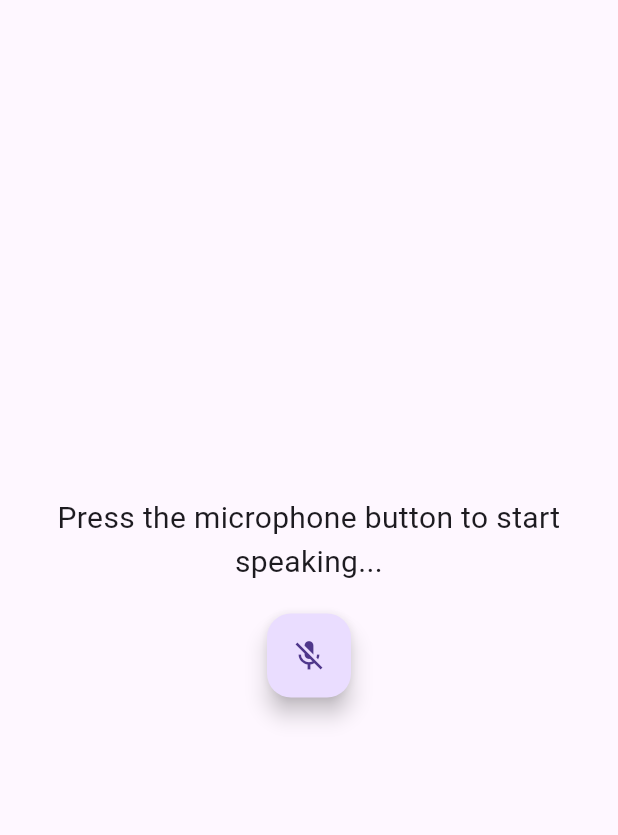
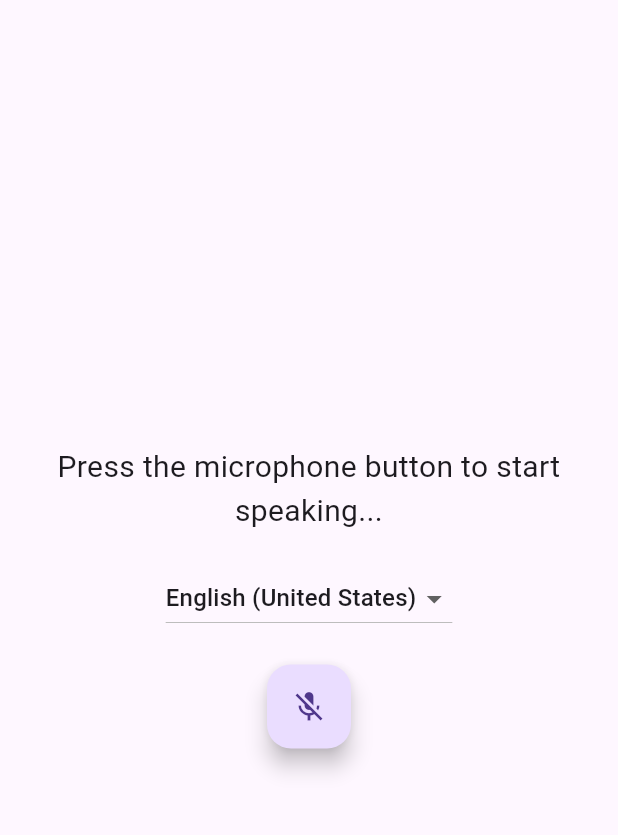
Before and after one commit to chingmanle/flutter-sample, a Flutter app: the screen it shows after launch, after a tap on the "mic off" icon, on a phone screen of 412 x 824 dp, the part 63-898 px from its top. Run offline on Flutter 3.47's test engine with Material 3 defaults, Android fonts, the phone set to English and light mode, and no system bars; our stand-ins replace speech_to_text; missing offline and left inert: dart:js.

Commit message:
Sample update with language selector and fix the material icon loading issue

```diff
--- a/frontend/lib/main.dart
+++ b/frontend/lib/main.dart
@@ -1,6 +1,9 @@
+import 'dart:io' show Platform;
+import 'package:flutter/foundation.dart' show kIsWeb;
 import 'package:flutter/material.dart';
 import 'package:speech_to_text/speech_to_text.dart';
 import 'package:speech_to_text/speech_recognition_result.dart';
+import 'dart:js' as js; // For detecting browser type in web
 
 void main() {
   runApp(MyApp());
@@ -26,35 +29,77 @@ class _SpeechToTextPageState extends State<SpeechToTextPage> {
   SpeechToText _speechToText = SpeechToText();
   bool _speechEnabled = false;
   String _recognizedText = "Press the microphone button to start speaking...";
+  List<LocaleName> _availableLanguages = [];
+  String _selectedLanguage = 'en_US'; // Default to English
+  bool _isChrome = false;
+  bool _isSupportedBrowser = true;
 
   @override
   void initState() {
     super.initState();
+    _detectBrowser();
     _initSpeech();
   }
 
-  // Initialize speech recognition
+  // Detect browser type
+  void _detectBrowser() {
+    if (kIsWeb) {
+      String userAgent = js.context['navigator']['userAgent'].toString();
+      _isChrome = userAgent.contains("Chrome"); // Check if it's Chrome
+
+      if (!_isChrome) {
+        _isSupportedBrowser = false; // Disable speech recognition
+      }
+    }
+  }
+
+  // Initialize speech recognition and get available languages
   void _initSpeech() async {
+    if (!_isSupportedBrowser) return; // Skip initialization for unsupported browsers
+
     _speechEnabled = await _speechToText.initialize(
       onStatus: (status) => print('Status: $status'),
       onError: (error) => print('Error: $error'),
     );
+
+    if (_speechEnabled) {
+      if (!kIsWeb) {
+        // Fetch available languages for Android/iOS
+        _availableLanguages = await _speechToText.locales();
+      } else {
+        // Manually define supported languages for Chrome
+        _availableLanguages = [
+          LocaleName("en-US", "English (US)"),
+          LocaleName("es-ES", "Spanish (Spain)"),
+          LocaleName("fr-FR", "French (France)"),
+          LocaleName("de-DE", "German (Germany)"),
+          LocaleName("zh-CN", "Chinese (Simplified)"),
+          LocaleName("zh-TW", "Chinese (Traditional)"),
+          LocaleName("yue-HK", "Cantonese (Hong Kong)"),
+        ];
+      }
       setState(() {});
     }
+  }
 
-  // Start listening
+  // Start listening with the selected language
   void _startListening() {
-    _speechToText.listen(onResult: _onSpeechResult);
+    if (!_isSupportedBrowser) return;
+    _speechToText.listen(
+      onResult: _onSpeechResult,
+      localeId: _selectedLanguage,
+    );
     setState(() {});
   }
 
   // Stop listening
   void _stopListening() {
+    if (!_isSupportedBrowser) return;
     _speechToText.stop();
     setState(() {});
   }
 
-  // Handle the speech recognition result
+  // Handle speech recognition result
   void _onSpeechResult(SpeechRecognitionResult result) {
     setState(() {
       _recognizedText = result.recognizedWords;
@@ -64,9 +109,7 @@ class _SpeechToTextPageState extends State<SpeechToTextPage> {
   @override
   Widget build(BuildContext context) {
     return Scaffold(
-      appBar: AppBar(
-        title: Text('Speech to Text'),
-      ),
+      appBar: AppBar(title: Text('Speech to Text')),
       body: Center(
         child: Column(
           mainAxisAlignment: MainAxisAlignment.center,
@@ -77,6 +120,28 @@ class _SpeechToTextPageState extends State<SpeechToTextPage> {
               style: TextStyle(fontSize: 20.0),
             ),
             SizedBox(height: 20),
+
+            // Show language selector only if supported
+            if (_isSupportedBrowser && _availableLanguages.isNotEmpty)
+              DropdownButton<String>(
+                value: _selectedLanguage,
+                items: _availableLanguages.map((locale) {
+                  return DropdownMenuItem<String>(
+                    value: locale.localeId,
+                    child: Text(locale.name), // Show language name
+                  );
+                }).toList(),
+                onChanged: (newLanguage) {
+                  setState(() {
+                    _selectedLanguage = newLanguage!;
+                  });
+                },
+              ),
+
+            SizedBox(height: 20),
+
+            // Show microphone only if supported
+            if (_isSupportedBrowser)
               FloatingActionButton(
                 onPressed: _speechToText.isNotListening
                     ? _startListening
@@ -84,6 +149,11 @@ class _SpeechToTextPageState extends State<SpeechToTextPage> {
                 child: Icon(
                   _speechToText.isNotListening ? Icons.mic_off : Icons.mic,
                 ),
+              )
+            else
+              Text(
+                "Speech recognition is not supported in this browser.",
+                style: TextStyle(color: Colors.red, fontSize: 16),
               ),
           ],
         ),
--- a/frontend/pubspec.yaml
+++ b/frontend/pubspec.yaml
@@ -16,6 +16,7 @@ dev_dependencies:
     sdk: flutter
 
 flutter:
+  uses-material-design: true
   # Specify your assets here
   assets:
     - assets/images/
```
Lines whose indentation alone changed are shown as unchanged.
